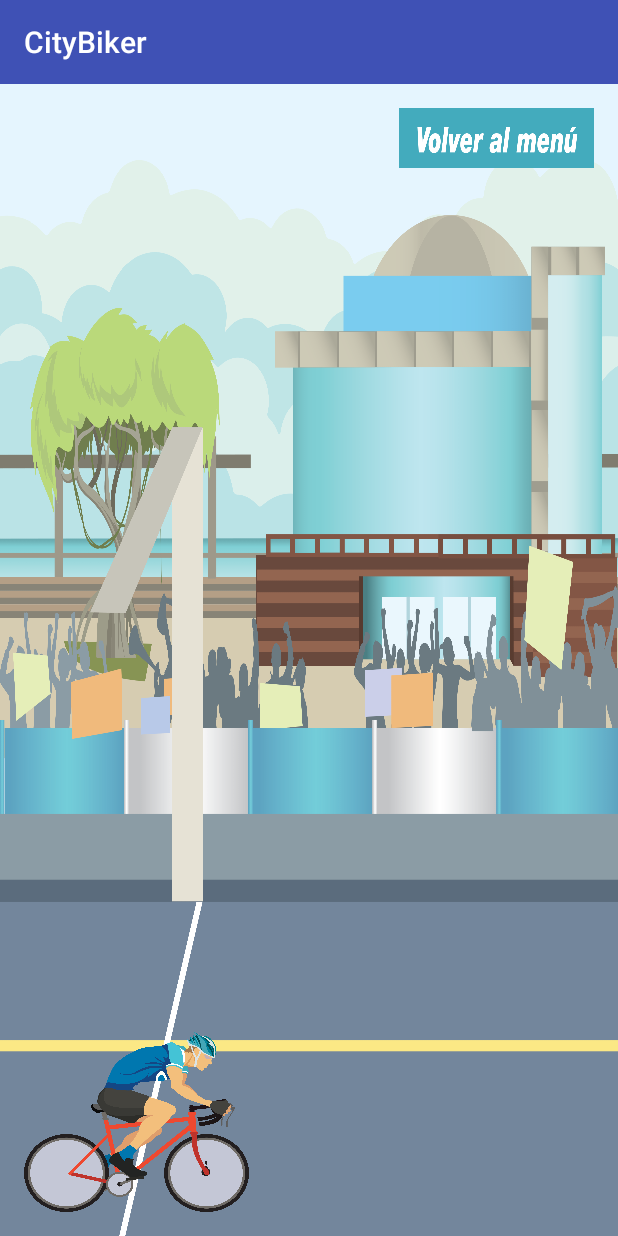
After one commit to carfeper/DispositivosMoviles, an Android app: the juego screen opened directly, with no data from a screen before it, on a phone screen of 412 x 824 dp. The commit adds this screen. Run offline under Robolectric (Android 15) with nearby library versions, the phone set to English and light mode, and no system bars.

Commit message:
Segundo Avanze proyecto
ventana de juego y personaje

```diff
--- a/CityBiker/app/src/main/AndroidManifest.xml
+++ b/CityBiker/app/src/main/AndroidManifest.xml
@@ -15,7 +15,8 @@
                 <category android:name="android.intent.category.LAUNCHER" />
             </intent-filter>
         </activity>
-        <activity android:name=".instrucciones"></activity>
+        <activity android:name=".instrucciones" />
+        <activity android:name=".juego"></activity>
     </application>
 
 </manifest>
--- a/CityBiker/app/src/main/java/com/example/carlos/citybiker/MainActivity.java
+++ b/CityBiker/app/src/main/java/com/example/carlos/citybiker/MainActivity.java
@@ -20,4 +20,11 @@ public class MainActivity extends AppCompatActivity {
 
         startActivity(intent);
     }
+    public void abrirJuego(View v) {
+
+        Intent intent = new Intent(MainActivity.this, juego.class);
+
+
+        startActivity(intent);
+    }
 }
--- /dev/null
+++ b/CityBiker/app/src/main/java/com/example/carlos/citybiker/juego.java
@@ -0,0 +1,22 @@
+package com.example.carlos.citybiker;
+
+import android.content.Intent;
+import android.support.v7.app.AppCompatActivity;
+import android.os.Bundle;
+import android.view.View;
+
+public class juego extends AppCompatActivity {
+
+    @Override
+    protected void onCreate(Bundle savedInstanceState) {
+        super.onCreate(savedInstanceState);
+        setContentView(R.layout.activity_juego);
+    }
+    public void volverMenu(View v) {
+
+        Intent intent = new Intent(juego.this, MainActivity.class);
+
+
+        startActivity(intent);
+    }
+}
--- /dev/null
+++ b/CityBiker/app/src/main/res/layout/activity_juego.xml
@@ -0,0 +1,29 @@
+<?xml version="1.0" encoding="utf-8"?>
+<RelativeLayout xmlns:android="http://schemas.android.com/apk/res/android"
+    xmlns:tools="http://schemas.android.com/tools"
+    android:layout_width="match_parent"
+    android:layout_height="match_parent"
+    android:paddingBottom="@dimen/activity_vertical_margin"
+    android:paddingLeft="@dimen/activity_horizontal_margin"
+    android:paddingRight="@dimen/activity_horizontal_margin"
+    android:paddingTop="@dimen/activity_vertical_margin"
+    tools:context="com.example.carlos.citybiker.juego"
+    android:background="@drawable/escmov1">
+
+    <ImageButton
+        android:layout_width="130dp"
+        android:layout_height="40dp"
+        android:id="@+id/btnVolver"
+        android:onClick="volverMenu"
+        android:layout_alignParentTop="true"
+        android:layout_alignParentEnd="true"
+        android:background="@drawable/volver" />
+
+    <ImageView
+        android:layout_width="150dp"
+        android:layout_height="120dp"
+        android:id="@+id/cicli"
+        android:layout_alignParentBottom="true"
+        android:layout_alignParentStart="true"
+        android:background="@drawable/cicli" />
+</RelativeLayout>
```
Also changed, not shown: CityBiker/app/src/main/res/drawable/cicli.png (added), CityBiker/app/src/main/res/drawable/escmov1.png (added).
